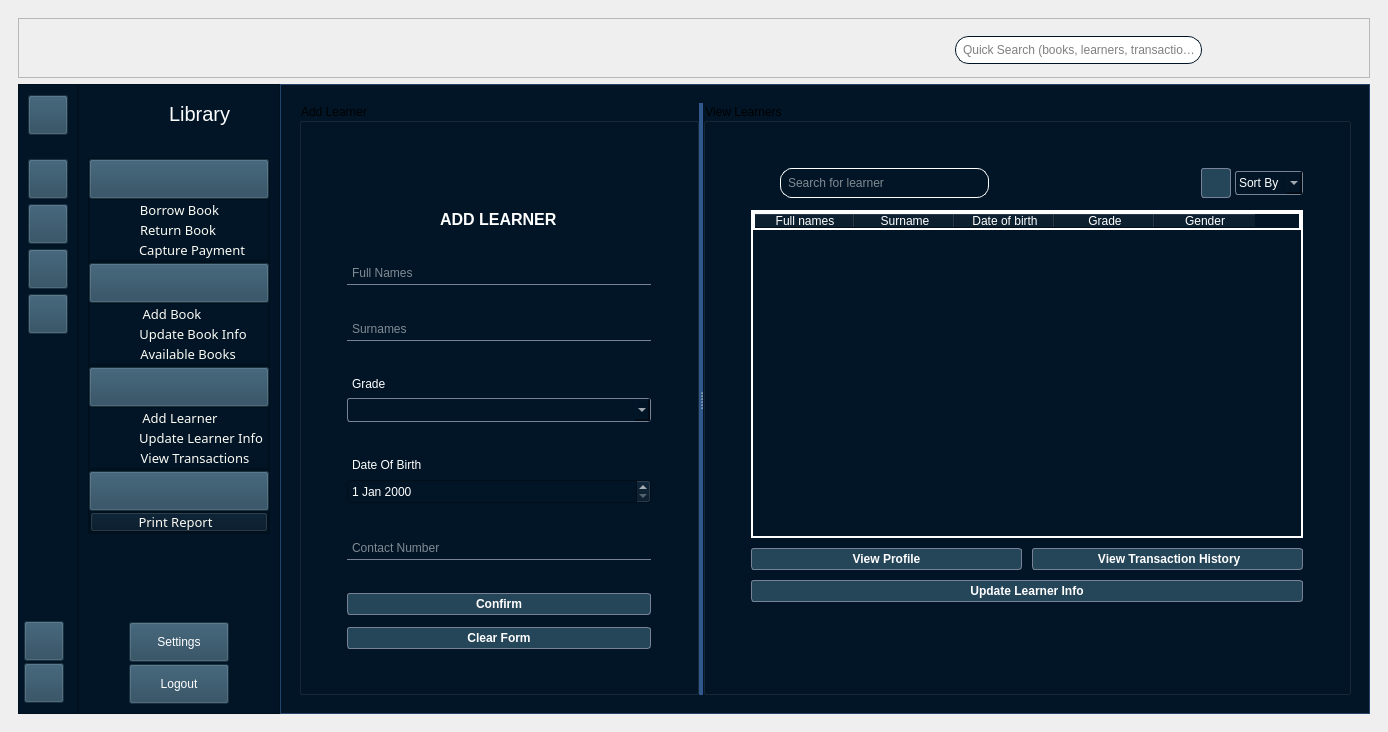
Above: ui/MainWindow.ui from Kurende/Library_Management_System before the change. Below: the same form after it.
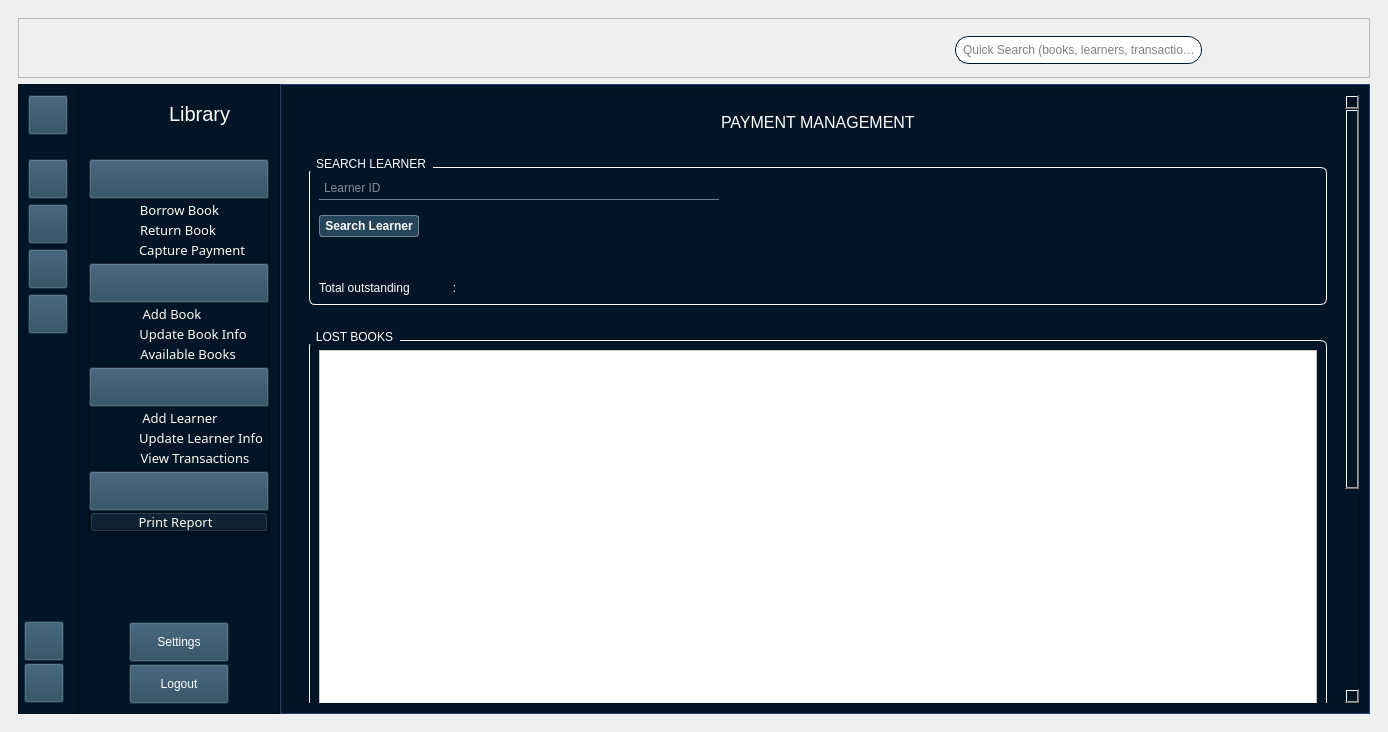
That is the form after the change. The open tabs and pages were chosen to show the change. Icons and pictures are not drawn.

Commit message: added payment page

The edit to the form file:
```diff
--- a/ui/MainWindow.ui
+++ b/ui/MainWindow.ui
@@ -5041,13 +5041,7 @@
                             </font>
                            </property>
                            <property name="styleSheet">
-                            <string notr="true">QPushButton{border: 1px solid rgb(120, 130, 150);
-background-color:#254559;
-padding: 3px;
-font:bold;
-border-radius:3px;
-color:white;
-}
+                            <string notr="true">
 QPushButton:hover{
 background-color:#6093BF}
 
@@ -5170,7 +5164,7 @@
                                <string/>
                               </property>
                               <property name="placeholderText">
-                               <string>Full Names</string>
+                               <string>First Name(s)</string>
                               </property>
                              </widget>
                             </item>
@@ -5195,7 +5189,7 @@
                                <string/>
                               </property>
                               <property name="placeholderText">
-                               <string>Surnames</string>
+                               <string>Surname</string>
                               </property>
                              </widget>
                             </item>
@@ -9084,6 +9078,308 @@
                     </item>
                    </layout>
                   </widget>
+                  <widget class="QWidget" name="page_payments">
+                   <layout class="QVBoxLayout" name="verticalLayout_69">
+                    <item>
+                     <widget class="QScrollArea" name="scrollArea_payments">
+                      <property name="styleSheet">
+                       <string notr="true">background-color:#011526;</string>
+                      </property>
+                      <property name="widgetResizable">
+                       <bool>true</bool>
+                      </property>
+                      <widget class="QWidget" name="scrollAreaWidgetContents_3">
+                       <property name="geometry">
+                        <rect>
+                         <x>0</x>
+                         <y>0</y>
+                         <width>1042</width>
+                         <height>955</height>
+                        </rect>
+                       </property>
+                       <layout class="QVBoxLayout" name="verticalLayout_63">
+                        <item>
+                         <widget class="QWidget" name="widget_paymentsBackground" native="true">
+                          <property name="styleSheet">
+                           <string notr="true">QPushButton{border: 1px solid rgb(120, 130, 150);
+background-color:#254559;
+padding: 3px;
+font:bold;
+border-radius:3px;
+color:white;
+}
+QRadioButton
+{color:white;}
+QPushButton:hover{
+background-color:#6093BF}
+
+QLineEdit
+{border-bottom: 1px solid rgb(120, 130, 150);
+border-top: none; 
+border-left: none;
+border-right: none;
+padding:3px;
+color:white;
+background-color:#011526;}
+QLineEdit:focus {
+border-bottom: 2px solid rgb(122, 132, 152);  
+padding: 2px;
+}
+QComboBox, QDoubleSpinBox{
+color:white;
+background-color:#011526;
+}
+QLabel{color:white;}
+
+QGroupBox {
+    border: 1px solid white;
+    border-radius: 6px;      /* optional, rounded corners */
+    margin-top: 10px;        /* space for the title */
+}
+
+QGroupBox::title {
+    color: white;
+    subcontrol-origin: margin;
+    subcontrol-position: top left; /* can be top center, top right */
+    padding: 0 5px;
+}
+
+</string>
+                          </property>
+                          <layout class="QVBoxLayout" name="verticalLayout_67">
+                           <item>
+                            <layout class="QVBoxLayout" name="verticalLayout_57">
+                             <property name="spacing">
+                              <number>25</number>
+                             </property>
+                             <item alignment="Qt::AlignmentFlag::AlignHCenter">
+                              <widget class="QLabel" name="label_paymentsTitle">
+                               <property name="font">
+                                <font>
+                                 <pointsize>12</pointsize>
+                                </font>
+                               </property>
+                               <property name="text">
+                                <string>PAYMENT MANAGEMENT</string>
+                               </property>
+                              </widget>
+                             </item>
+                             <item>
+                              <widget class="QGroupBox" name="groupBox_searchLearner">
+                               <property name="title">
+                                <string>SEARCH LEARNER</string>
+                               </property>
+                               <layout class="QVBoxLayout" name="verticalLayout_70">
+                                <property name="spacing">
+                                 <number>15</number>
+                                </property>
+                                <item>
+                                 <widget class="QLineEdit" name="lineEdit_paymentLearnerId">
+                                  <property name="maximumSize">
+                                   <size>
+                                    <width>400</width>
+                                    <height>16777215</height>
+                                   </size>
+                                  </property>
+                                  <property name="placeholderText">
+                                   <string>Learner ID</string>
+                                  </property>
+                                 </widget>
+                                </item>
+                                <item>
+                                 <widget class="QPushButton" name="pushButton_findLearnerPayment">
+                                  <property name="maximumSize">
+                                   <size>
+                                    <width>100</width>
+                                    <height>16777215</height>
+                                   </size>
+                                  </property>
+                                  <property name="text">
+                                   <string>Search Learner</string>
+                                  </property>
+                                 </widget>
+                                </item>
+                                <item>
+                                 <widget class="QLabel" name="label_learnerInfo">
+                                  <property name="text">
+                                   <string/>
+                                  </property>
+                                 </widget>
+                                </item>
+                                <item>
+                                 <layout class="QHBoxLayout" name="horizontalLayout_42">
+                                  <property name="spacing">
+                                   <number>0</number>
+                                  </property>
+                                  <item>
+                                   <widget class="QLabel" name="label_4">
+                                    <property name="maximumSize">
+                                     <size>
+                                      <width>150</width>
+                                      <height>16777215</height>
+                                     </size>
+                                    </property>
+                                    <property name="text">
+                                     <string>Total outstanding             :</string>
+                                    </property>
+                                   </widget>
+                                  </item>
+                                  <item>
+                                   <widget class="QLabel" name="label_totalOutstanding">
+                                    <property name="text">
+                                     <string/>
+                                    </property>
+                                   </widget>
+                                  </item>
+                                 </layout>
+                                </item>
+                               </layout>
+                              </widget>
+                             </item>
+                             <item>
+                              <widget class="QGroupBox" name="groupBox_lostBooks">
+                               <property name="title">
+                                <string>LOST BOOKS</string>
+                               </property>
+                               <layout class="QVBoxLayout" name="verticalLayout_71">
+                                <property name="spacing">
+                                 <number>15</number>
+                                </property>
+                                <item alignment="Qt::AlignmentFlag::AlignTop">
+                                 <widget class="QTableWidget" name="tableWidget_lostBooks">
+                                  <property name="minimumSize">
+                                   <size>
+                                    <width>0</width>
+                                    <height>500</height>
+                                   </size>
+                                  </property>
+                                  <property name="styleSheet">
+                                   <string notr="true">background-color: rgb(255, 255, 255);</string>
+                                  </property>
+                                 </widget>
+                                </item>
+                               </layout>
+                              </widget>
+                             </item>
+                             <item>
+                              <widget class="QGroupBox" name="groupBox_paymentSummary">
+                               <property name="title">
+                                <string>PAYMENT SUMMARY</string>
+                               </property>
+                               <layout class="QVBoxLayout" name="verticalLayout_73">
+                                <property name="spacing">
+                                 <number>15</number>
+                                </property>
+                                <property name="topMargin">
+                                 <number>9</number>
+                                </property>
+                                <item>
+                                 <layout class="QHBoxLayout" name="horizontalLayout_47">
+                                  <property name="spacing">
+                                   <number>0</number>
+                                  </property>
+                                  <item>
+                                   <widget class="QLabel" name="label_9">
+                                    <property name="maximumSize">
+                                     <size>
+                                      <width>120</width>
+                                      <height>16777215</height>
+                                     </size>
+                                    </property>
+                                    <property name="text">
+                                     <string>Items selected         :</string>
+                                    </property>
+                                   </widget>
+                                  </item>
+                                  <item>
+                                   <widget class="QLabel" name="label_selectedItems">
+                                    <property name="text">
+                                     <string/>
+                                    </property>
+                                   </widget>
+                                  </item>
+                                 </layout>
+                                </item>
+                                <item>
+                                 <layout class="QHBoxLayout" name="horizontalLayout_48">
+                                  <property name="spacing">
+                                   <number>0</number>
+                                  </property>
+                                  <item>
+                                   <widget class="QLabel" name="label_11">
+                                    <property name="maximumSize">
+                                     <size>
+                                      <width>120</width>
+                                      <height>16777215</height>
+                                     </size>
+                                    </property>
+                                    <property name="text">
+                                     <string>Amount to pay        :</string>
+                                    </property>
+                                   </widget>
+                                  </item>
+                                  <item>
+                                   <widget class="QLabel" name="label_amountToPay">
+                                    <property name="text">
+                                     <string/>
+                                    </property>
+                                   </widget>
+                                  </item>
+                                 </layout>
+                                </item>
+                               </layout>
+                              </widget>
+                             </item>
+                             <item>
+                              <layout class="QHBoxLayout" name="horizontalLayout_40">
+                               <item>
+                                <widget class="QPushButton" name="pushButton_selectAllBooks">
+                                 <property name="text">
+                                  <string>Select all</string>
+                                 </property>
+                                </widget>
+                               </item>
+                               <item>
+                                <widget class="QPushButton" name="pushButton_deselectAllBooks">
+                                 <property name="text">
+                                  <string>Deselect all</string>
+                                 </property>
+                                </widget>
+                               </item>
+                               <item>
+                                <widget class="QPushButton" name="pushButton_processPayment">
+                                 <property name="text">
+                                  <string>Process Payment</string>
+                                 </property>
+                                </widget>
+                               </item>
+                               <item>
+                                <widget class="QPushButton" name="pushButton_viewReceipt">
+                                 <property name="text">
+                                  <string>View Receipt</string>
+                                 </property>
+                                </widget>
+                               </item>
+                               <item>
+                                <widget class="QPushButton" name="pushButton_clearPayment">
+                                 <property name="text">
+                                  <string>Clear Receipt</string>
+                                 </property>
+                                </widget>
+                               </item>
+                              </layout>
+                             </item>
+                            </layout>
+                           </item>
+                          </layout>
+                         </widget>
+                        </item>
+                       </layout>
+                      </widget>
+                     </widget>
+                    </item>
+                   </layout>
+                  </widget>
                   <widget class="QWidget" name="page_usersManagement">
                    <layout class="QVBoxLayout" name="verticalLayout_30">
                     <item>
```
Left out of the diff: 24 changed lines with no effect on the pictures.
